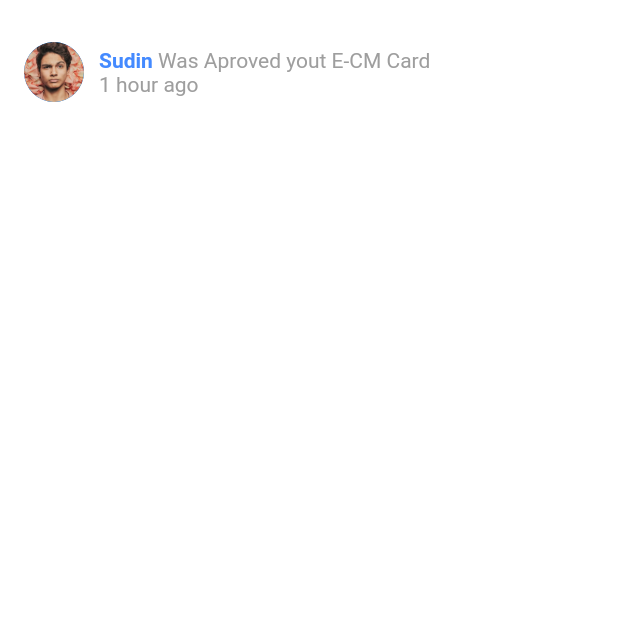
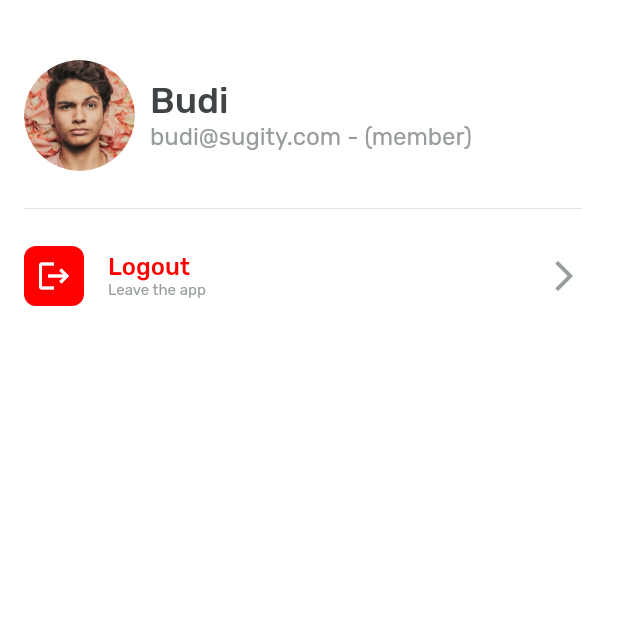
Before and after one commit to RDLMobileDev/clone_ecm, a Flutter app: the AccountMember screen opened directly, on a phone screen of 412 x 824 dp, the top half of it. Run offline on Flutter 3.47's test engine with Material 2 defaults, Android fonts, the phone set to English and light mode, and no system bars; our stand-ins replace get.

Commit message:
+ update layout account, step fill 7, list name, approved

```diff
--- a/lib/homepage/account/view/account.dart
+++ b/lib/homepage/account/view/account.dart
@@ -15,54 +15,66 @@ class _AccountMemberState extends State<AccountMember> {
     return Scaffold(
       backgroundColor: Colors.white,
       body: Container(
-        padding: EdgeInsets.fromLTRB(16, 28, 24, 16),
+        padding: EdgeInsets.fromLTRB(16, 40, 24, 16),
         child: Center(
           child: Column(
             crossAxisAlignment: CrossAxisAlignment.start,
             children: [
-              Row(
+              Container(
+                child: Row(
                   children: [
-                  CircleAvatar(
-                    backgroundImage: AssetImage(
-                      "assets/images/sudin.png",
+                    Container(
+                      width: 74,
+                      height: 74,
+                      decoration: BoxDecoration(
+                        shape: BoxShape.circle,
+                        image: DecorationImage(image: AssetImage("assets/images/sudin.png"))
                       ),
                     ),
                     SizedBox(width: 10),
                     Column(
                       crossAxisAlignment: CrossAxisAlignment.start,
                       children: [
-                      RichText(
-                        textAlign: TextAlign.center,
-                        text: TextSpan(
-                          style: TextStyle(
-                            color: Colors.black,
-                            fontSize: 14.0,
-                          ),
-                          children: [
-                            TextSpan(
-                              text: "Sudin",
-                              style: TextStyle(
-                                  fontSize: 14,
-                                  fontWeight: FontWeight.bold,
-                                  color: Colors.blueAccent),
-                            ),
-                            TextSpan(text: " "),
-                            TextSpan(
-                              text: "Was Aproved yout E-CM Card",
-                              style:
-                                  TextStyle(fontSize: 14, color: Colors.grey),
-                            )
-                          ],
-                        ),
-                      ),
-                      Text(
-                        "1 hour ago",
-                        style: TextStyle(fontSize: 14, color: Colors.grey),
-                      )
+                        Text("Budi", style: TextStyle(fontFamily: 'Rubik', fontSize: 24, fontWeight: FontWeight.w500, color: Color(0xFF404446)),),
+                        Text("budi@sugity.com - (member)", style: TextStyle(fontFamily: 'Rubik', fontSize: 16, fontWeight: FontWeight.w400, color: Color(0xFF979C9E)),)
                       ],
                     ),
                   ],
                 ),
+              ),
+              SizedBox(height: 24,),
+              Divider(height: 2, color: Color(0xFFE3E5E5),),
+              SizedBox(height: 24,),
+              Container(
+                width: MediaQuery.of(context).size.width,
+                child: Row(
+                  mainAxisAlignment: MainAxisAlignment.spaceBetween,
+                  children: [
+                    Row(
+                      children: [
+                        Container(
+                          width: 40,
+                          height: 40,
+                          decoration: BoxDecoration(
+                            color: Color(0xFFFF0000),
+                            borderRadius: BorderRadius.all(Radius.circular(8))
+                          ),
+                          child: Icon(Icons.logout, color: Colors.white,),
+                        ),
+                        SizedBox(width: 16,),
+                        Column(
+                          crossAxisAlignment: CrossAxisAlignment.start,
+                          children: [
+                            Text("Logout", style: TextStyle(fontFamily: 'Rubik', color: Color(0xFFFF0000), fontSize: 16, fontWeight: FontWeight.w500),),
+                            Text("Leave the app", style: TextStyle(fontFamily: 'Rubik', color: Color(0xFF979C9E), fontSize: 10, fontWeight: FontWeight.w400),)
+                          ],
+                        )
+                      ],
+                    ),
+                    Icon(Icons.arrow_forward_ios, color: Color(0xFF979C9E),)
+                  ],
+                ),
+              )
             ],
           ),
         ),
--- a/lib/homepage/notification/view/notification.dart
+++ b/lib/homepage/notification/view/notification.dart
@@ -18,7 +18,7 @@ class _NotificationMemberState extends State<NotificationMember> {
       body: Column(
         children: [
           Container(
-            padding: EdgeInsets.fromLTRB(16, 28, 24, 16),
+            padding: EdgeInsets.fromLTRB(16, 45, 24, 16),
             child: Row(
               mainAxisAlignment: MainAxisAlignment.spaceBetween,
               children: [
```
Also changed, not shown: lib/homepage/dashboard.dart (+4 -4 lines), lib/homepage/home/approved/approved.dart (+199 -0 lines), lib/homepage/home/fillnew/fillnew.dart (+20 -19 lines), lib/homepage/home/listname/listname.dart (+126 -0 lines), lib/homepage/home/view/account.dart (deleted, +0 -18 lines), lib/homepage/home/view/home.dart (+18 -2 lines), lib/homepage/home/view/notification.dart (deleted, +0 -19 lines). Lines whose indentation alone changed are shown as unchanged.
